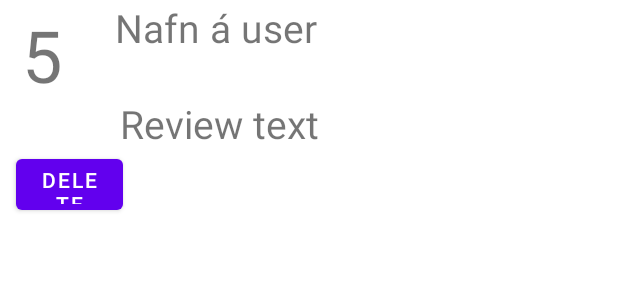
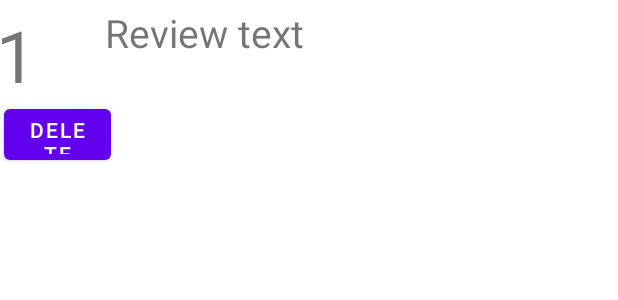
Before and after one commit to bjorgvinhall/HikersOfIceland, an Android app: the layout review_list_item.xml on its own in the app's theme, with its tools: preview values and no code run, on a phone screen of 412 x 824 dp. Shown: the top 300 px of the screen. Run offline under Robolectric (Android 15) with nearby library versions, the phone set to English and light mode, and no system bars; network calls fail.

Commit message:
Lagaði villur og bætti við review töfluna í hike.

```diff
--- a/app/src/main/java/is/hi/hbv601g/hikers/HikeActivity.java
+++ b/app/src/main/java/is/hi/hbv601g/hikers/HikeActivity.java
@@ -58,7 +58,7 @@ public class HikeActivity extends AppCompatActivity {
         List<Review> reviews;
         private LayoutInflater inflater = null;
 
-        public ListAdapter(Activity context, List<Review> Reviews) {
+        public ListAdapter(Activity context, List<Review> reviews) {
             this.context = context;
             this.reviews = reviews;
             inflater = (LayoutInflater) context.getSystemService(Context.LAYOUT_INFLATER_SERVICE);
@@ -90,11 +90,14 @@ public class HikeActivity extends AppCompatActivity {
         public View getView(int position, @Nullable View convertView, @NonNull ViewGroup parent) {
             View itemView = convertView;
             itemView = (itemView == null) ? inflater.inflate(R.layout.review_list_item, null): itemView;
-            TextView textViewName = (TextView) itemView.findViewById(R.id.reviewlist_uname);
+            TextView textViewDesc = (TextView) itemView.findViewById(R.id.reviewlist_desc);
+            TextView textViewRating = (TextView) itemView.findViewById(R.id.reviewlist_rating);
+
             Button btn = (Button) itemView.findViewById(R.id.reviewlist_button);
 
             Review selectedReview = reviews.get(position);
-            textViewName.setText(selectedReview.getReviewText());
+            textViewDesc.setText(selectedReview.getReviewText());
+            textViewRating.setText(String.valueOf(selectedReview.getRating()));
             btn.setOnClickListener(new View.OnClickListener() {
                 @Override
                 public void onClick(View v) {
--- a/app/src/main/res/layout/review_list_item.xml
+++ b/app/src/main/res/layout/review_list_item.xml
@@ -10,38 +10,29 @@
         android:layout_width="match_parent"
         android:layout_height="match_parent">
 
-        <TextView
-            android:id="@+id/reviewlist_uname"
-            android:layout_width="322dp"
-            android:layout_height="wrap_content"
-            android:layout_x="77dp"
-            android:layout_y="1dp"
-            android:text="Nafn á user"
-            android:textSize="26dp" />
-
         <Button
             android:id="@+id/reviewlist_button"
             android:layout_width="71dp"
             android:layout_height="46dp"
-            android:layout_x="11dp"
-            android:layout_y="100dp"
+            android:layout_x="3dp"
+            android:layout_y="67dp"
             android:text="Delete" />
 
         <TextView
             android:id="@+id/reviewlist_rating"
-            android:layout_width="45dp"
+            android:layout_width="127dp"
             android:layout_height="61dp"
-            android:layout_x="15dp"
+            android:layout_x="-3dp"
             android:layout_y="4dp"
-            android:text="5"
+            android:text="1"
             android:textSize="48sp" />
 
         <TextView
             android:id="@+id/reviewlist_desc"
-            android:layout_width="324dp"
-            android:layout_height="127dp"
-            android:layout_x="80dp"
-            android:layout_y="65dp"
+            android:layout_width="323dp"
+            android:layout_height="81dp"
+            android:layout_x="70dp"
+            android:layout_y="4dp"
             android:text="Review text"
             android:textSize="26dp" />
     </AbsoluteLayout>
```
Also changed, not shown: app/src/main/java/is/hi/hbv601g/hikers/MainActivity.java (+0 -8 lines).
